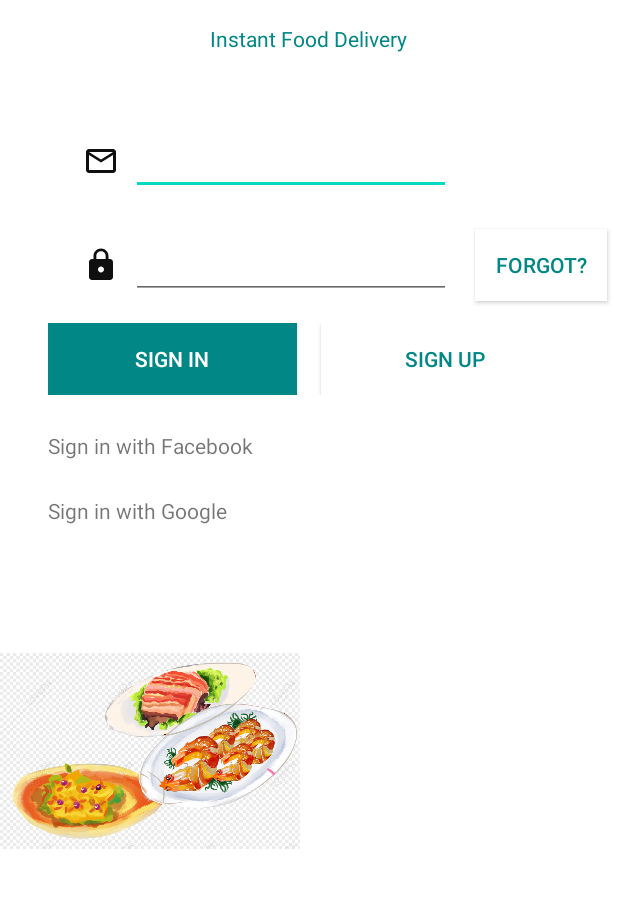
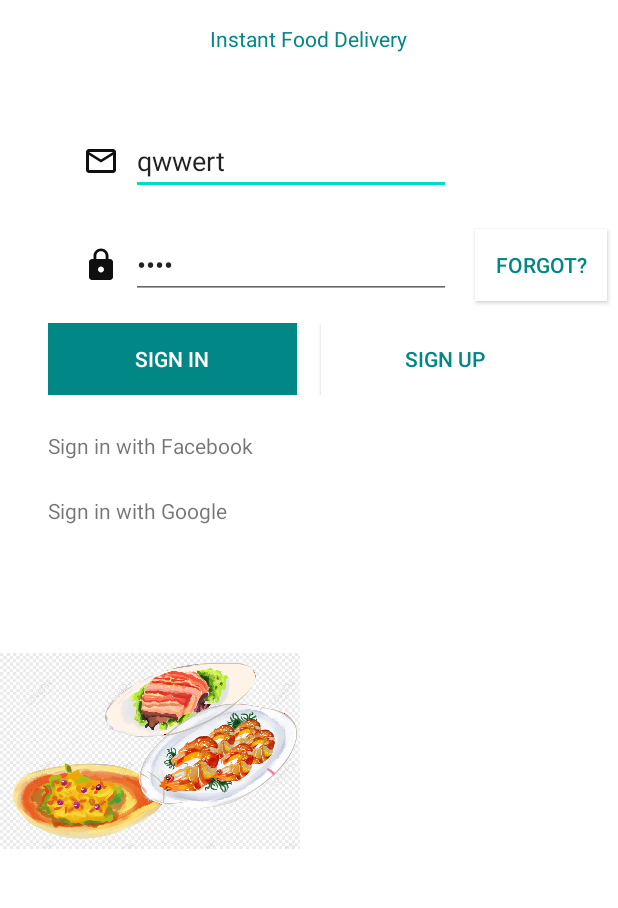
Before and after one commit to thanhhieu995/FoodNowDemo, an Android app: the screen it shows after launch (SignInActivity), on a phone screen of 412 x 824 dp, the part 302-1210 px from its top. Run offline under Robolectric (Android 15) with nearby library versions, the light colour scheme and no system bars.

Commit message:
Add username and password in SignInActivity

```diff
--- a/app/src/main/res/layout/activity_signin.xml
+++ b/app/src/main/res/layout/activity_signin.xml
@@ -57,6 +57,7 @@
         android:layout_marginBottom="249dp"
         android:ems="10"
         android:inputType="textEmailAddress"
+        android:text="qwwert"
         app:layout_constraintBottom_toTopOf="@+id/imgDown"
         app:layout_constraintStart_toStartOf="parent"
         app:layout_constraintTop_toTopOf="parent" />
@@ -67,6 +68,7 @@
         android:layout_height="wrap_content"
         android:layout_marginTop="24dp"
         android:ems="10"
+        android:text="1234"
         android:inputType="numberPassword"
         app:layout_constraintEnd_toEndOf="@+id/txtEmail"
         app:layout_constraintStart_toStartOf="@+id/txtEmail"
```
